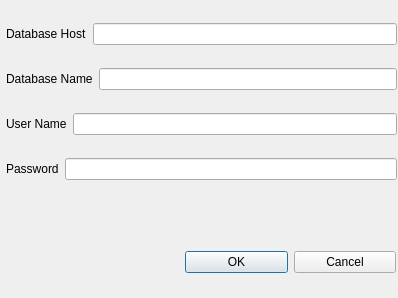
Above: dialog.ui from Zakhrov/WebPhonon before the change. Below: the same form after it.
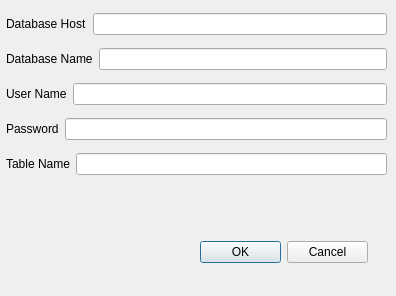
That is the form after the change.

Diff of the .ui file:
```diff
--- a/dialog.ui
+++ b/dialog.ui
@@ -6,20 +6,46 @@
    <rect>
     <x>0</x>
     <y>0</y>
-    <width>398</width>
-    <height>298</height>
+    <width>396</width>
+    <height>296</height>
    </rect>
   </property>
   <property name="windowTitle">
    <string>Dialog</string>
   </property>
+  <widget class="QWidget" name="layoutWidget">
+   <property name="geometry">
+    <rect>
+     <x>200</x>
+     <y>240</y>
+     <width>168</width>
+     <height>25</height>
+    </rect>
+   </property>
+   <layout class="QHBoxLayout" name="horizontalLayout_5">
+    <item>
+     <widget class="QPushButton" name="pushButton">
+      <property name="text">
+       <string>OK</string>
+      </property>
+     </widget>
+    </item>
+    <item>
+     <widget class="QPushButton" name="pushButton_2">
+      <property name="text">
+       <string>Cancel</string>
+      </property>
+     </widget>
+    </item>
+   </layout>
+  </widget>
   <widget class="QWidget" name="">
    <property name="geometry">
     <rect>
      <x>6</x>
      <y>6</y>
-     <width>391</width>
-     <height>191</height>
+     <width>381</width>
+     <height>181</height>
     </rect>
    </property>
    <layout class="QVBoxLayout" name="verticalLayout">
@@ -83,32 +109,20 @@
       </item>
      </layout>
     </item>
-   </layout>
-  </widget>
-  <widget class="QWidget" name="">
-   <property name="geometry">
-    <rect>
-     <x>185</x>
-     <y>250</y>
-     <width>211</width>
-     <height>25</height>
-    </rect>
-   </property>
-   <layout class="QHBoxLayout" name="horizontalLayout_5">
     <item>
-     <widget class="QPushButton" name="pushButton">
-      <property name="text">
-       <string>OK</string>
-      </property>
-     </widget>
+     <layout class="QHBoxLayout" name="horizontalLayout_6">
+      <item>
+       <widget class="QLabel" name="label_5">
+        <property name="text">
+         <string>Table Name</string>
+        </property>
+       </widget>
+      </item>
+      <item>
+       <widget class="QLineEdit" name="lineEdit_5"/>
+      </item>
+     </layout>
     </item>
-    <item>
-     <widget class="QPushButton" name="pushButton_2">
-      <property name="text">
-       <string>Cancel</string>
-      </property>
-     </widget>
-    </item>
    </layout>
   </widget>
  </widget>
```
Left out of the diff: 5 changed lines with no effect on the pictures.
